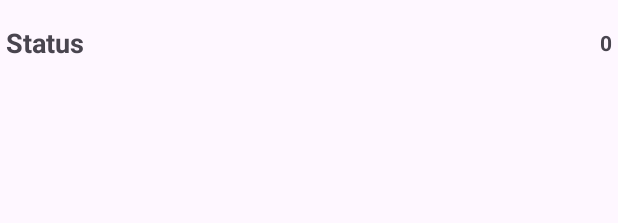
After one commit to RabiaSaeed1904/SMD-Assignment4-TaskFlow, an Android app: the layout item_task_header.xml on its own in the app's theme, with its tools: preview values and no code run, on a phone screen of 412 x 824 dp. The commit adds this screen. Shown: the top 223 px of the screen. Run offline under Robolectric (Android 15) with nearby library versions, the phone set to English and light mode, and no system bars.

Commit message:
feat(tasks): implement multi-view RecyclerView adapter for task groups and headers

```diff
--- /dev/null
+++ b/app/src/main/res/layout/item_task_header.xml
@@ -0,0 +1,28 @@
+<?xml version="1.0" encoding="utf-8"?>
+<LinearLayout xmlns:android="http://schemas.android.com/apk/res/android"
+    android:layout_width="match_parent"
+    android:layout_height="wrap_content"
+    android:orientation="horizontal"
+    android:paddingStart="4dp"
+    android:paddingTop="16dp"
+    android:paddingEnd="4dp"
+    android:paddingBottom="8dp"
+    android:gravity="center_vertical">
+
+    <TextView
+        android:id="@+id/tvHeaderTitle"
+        android:layout_width="0dp"
+        android:layout_height="wrap_content"
+        android:layout_weight="1"
+        android:text="Status"
+        android:textSize="18sp"
+        android:textStyle="bold" />
+
+    <TextView
+        android:id="@+id/tvHeaderCount"
+        android:layout_width="wrap_content"
+        android:layout_height="wrap_content"
+        android:text="0"
+        android:textSize="14sp"
+        android:textStyle="bold" />
+</LinearLayout>
```
Also changed, not shown: app/src/main/java/com/example/taskflow/TaskAdapter.java (+112 -60 lines), app/src/main/java/com/example/taskflow/TaskListItem.java (added, +37 -0 lines).
